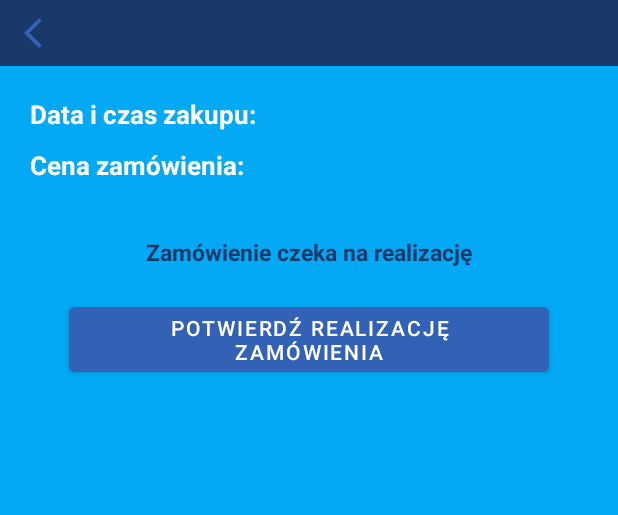
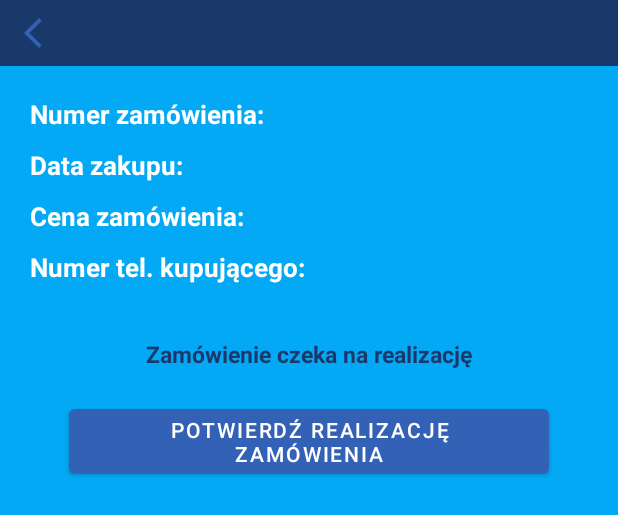
Before and after one commit to Jaszun/bookshop_mobile_app, an Android app: the layout fragment_show_order_details.xml on its own in the app's theme, with its tools: preview values and no code run, on a phone screen of 412 x 824 dp. Shown: the top 515 px of the screen. Run offline under Robolectric (Android 15) with nearby library versions, the phone set to English and light mode, and no system bars.

Commit message:
Displaying more data in order details

```diff
--- a/app/src/main/java/com/example/zaliczeniesklep/fragments/ShowOrderDetailsFragment.java
+++ b/app/src/main/java/com/example/zaliczeniesklep/fragments/ShowOrderDetailsFragment.java
@@ -34,6 +34,8 @@ public class ShowOrderDetailsFragment extends Fragment {
     private TextView dateOfPurchase;
     private TextView orderPrice;
     private TextView orderExecuted;
+    private TextView orderId;
+    private TextView orderPhoneNum;
 
     private Button confirmExecution;
 
@@ -65,20 +67,31 @@ public class ShowOrderDetailsFragment extends Fragment {
         dateOfPurchase = view.findViewById(R.id.order_details_date_of_purchase);
         orderPrice = view.findViewById(R.id.order_details_price);
         orderExecuted = view.findViewById(R.id.order_executed);
+        orderId = view.findViewById(R.id.order_details_id);
+        orderPhoneNum = view.findViewById(R.id.order_details_phone);
 
         confirmExecution = view.findViewById(R.id.confirm_order_execution);
         confirmExecution.setOnClickListener(v -> confirmOrderExecution());
 
-        if (activity.getUser() != null && activity.getUser().getUserType() == 1 && order.getIsExecuted() == 0){
-            confirmExecution.setVisibility(View.VISIBLE);
+        if (activity.getUser() != null && activity.getUser().getUserType() == 1){
+            orderPhoneNum.setVisibility(View.VISIBLE);
+            view.findViewById(R.id.order_details_phone_label).setVisibility(View.VISIBLE);
+
+            if (order.getIsExecuted() == 0){
+                confirmExecution.setVisibility(View.VISIBLE);
+            }
         }
 
         else {
+            view.findViewById(R.id.order_details_phone_label).setVisibility(View.GONE);
+            orderPhoneNum.setVisibility(View.GONE);
             confirmExecution.setVisibility(View.GONE);
         }
 
-        dateOfPurchase.setText(order.getDate());
+        orderId.setText(order.getId() + "");
+        dateOfPurchase.setText(order.getDate().split(" ")[0]);
         orderPrice.setText(order.getPrice() + " PLN");
+        orderPhoneNum.setText(order.getPhoneNumber());
 
         if (order.getIsExecuted() == 0){
             orderExecuted.setText(activity.getString(R.string.order_not_executed));
--- a/app/src/main/res/layout/fragment_show_order_details.xml
+++ b/app/src/main/res/layout/fragment_show_order_details.xml
@@ -35,12 +35,40 @@
             android:layout_marginRight="20dp"
             android:layout_marginLeft="20dp">
 
+            <RelativeLayout
+                android:id="@+id/order_details_data_container"
+                android:layout_width="match_parent"
+                android:layout_height="wrap_content">
+
+                <TextView
+                    android:id="@+id/order_details_id_label"
+                    android:layout_width="wrap_content"
+                    android:layout_height="wrap_content"
+                    android:layout_alignParentLeft="true"
+                    android:text="@string/order_id"
+                    android:textSize="17sp"
+                    android:textStyle="bold"
+                    android:textColor="@color/white"
+                    android:paddingBottom="10dp"/>
+
+                <TextView
+                    android:id="@+id/order_details_id"
+                    android:layout_width="wrap_content"
+                    android:layout_height="wrap_content"
+                    android:layout_alignParentRight="true"
+                    android:layout_alignTop="@id/order_details_id_label"
+                    android:paddingLeft="5dp"
+                    android:textSize="17sp"
+                    android:textColor="@color/white"
+                    android:paddingBottom="10dp"/>
+
                 <TextView
                     android:id="@+id/order_details_date_of_purchase_label"
                     android:layout_width="wrap_content"
                     android:layout_height="wrap_content"
                     android:layout_alignParentLeft="true"
                     android:text="@string/order_purchase_date"
+                    android:layout_below="@id/order_details_id_label"
                     android:textSize="17sp"
                     android:textStyle="bold"
                     android:textColor="@color/white"
@@ -50,7 +78,8 @@
                     android:id="@+id/order_details_date_of_purchase"
                     android:layout_width="wrap_content"
                     android:layout_height="wrap_content"
-                android:layout_toRightOf="@id/order_details_date_of_purchase_label"
+                    android:layout_alignParentRight="true"
+                    android:layout_alignTop="@id/order_details_date_of_purchase_label"
                     android:paddingLeft="5dp"
                     android:textSize="17sp"
                     android:textColor="@color/white"
@@ -62,7 +91,7 @@
                     android:layout_height="wrap_content"
                     android:layout_alignParentLeft="true"
                     android:text="@string/price_of_order"
-                android:layout_below="@id/order_details_date_of_purchase"
+                    android:layout_below="@id/order_details_date_of_purchase_label"
                     android:textSize="17sp"
                     android:textStyle="bold"
                     android:textColor="@color/white"
@@ -72,12 +101,37 @@
                     android:id="@+id/order_details_price"
                     android:layout_width="wrap_content"
                     android:layout_height="wrap_content"
-                android:layout_toRightOf="@id/order_details_price_label"
+                    android:layout_alignParentRight="true"
                     android:layout_alignTop="@id/order_details_price_label"
                     android:paddingLeft="5dp"
                     android:textSize="17sp"
                     android:textColor="@color/white"
                     android:paddingBottom="10dp"/>
+
+                <TextView
+                    android:id="@+id/order_details_phone_label"
+                    android:layout_width="wrap_content"
+                    android:layout_height="wrap_content"
+                    android:layout_alignParentLeft="true"
+                    android:text="@string/buyer_phone_num"
+                    android:layout_below="@id/order_details_price_label"
+                    android:textSize="17sp"
+                    android:textStyle="bold"
+                    android:textColor="@color/white"
+                    android:paddingBottom="10dp"/>
+
+                <TextView
+                    android:id="@+id/order_details_phone"
+                    android:layout_width="wrap_content"
+                    android:layout_height="wrap_content"
+                    android:layout_alignParentRight="true"
+                    android:layout_alignTop="@id/order_details_phone_label"
+                    android:paddingLeft="5dp"
+                    android:textSize="17sp"
+                    android:textColor="@color/white"
+                    android:paddingBottom="10dp"/>
+
+            </RelativeLayout>
 
             <androidx.recyclerview.widget.RecyclerView
                 android:id="@+id/show_order_details_recycler_view_products"
@@ -85,7 +139,7 @@
                 android:layout_height="wrap_content"
                 android:layout_marginTop="5dp"
                 android:layout_centerHorizontal="true"
-                android:layout_below="@id/order_details_price"
+                android:layout_below="@id/order_details_data_container"
                 app:layoutManager="androidx.recyclerview.widget.LinearLayoutManager"
                 android:scrollbars="vertical"
                 android:orientation="vertical"
--- a/app/src/main/res/values/strings.xml
+++ b/app/src/main/res/values/strings.xml
@@ -107,7 +107,7 @@
     <string name="buyer">Kupujący:</string>
     <string name="check_orders">Zobacz swoje zamówienia</string>
     <string name="no_orders">Nie znaleziono żadnych zamówień</string>
-    <string name="order_purchase_date">Data i czas zakupu:</string>
+    <string name="order_purchase_date">Data zakupu:</string>
     <string name="price_of_order">Cena zamówienia:</string>
     <string name="order_executed">Zamówienie zostało zrealizowane</string>
     <string name="order_not_executed">Zamówienie czeka na realizację</string>
@@ -117,4 +117,6 @@
     <string name="execute_order_title">Zatwierdź realizację zamówienia</string>
     <string name="execute_order_message">Zatwierdzenie zamówienia jest permanentne, później nie będzie można zmienić jego statusu.</string>
     <string name="submited_execution">Zatwierdzono zrealizowanie zamówienia</string>
+    <string name="order_id">Numer zamówienia:</string>
+    <string name="buyer_phone_num">Numer tel. kupującego:</string>
 </resources>
```
Also changed, not shown: 1 other file. Lines whose indentation alone changed are shown as unchanged.
